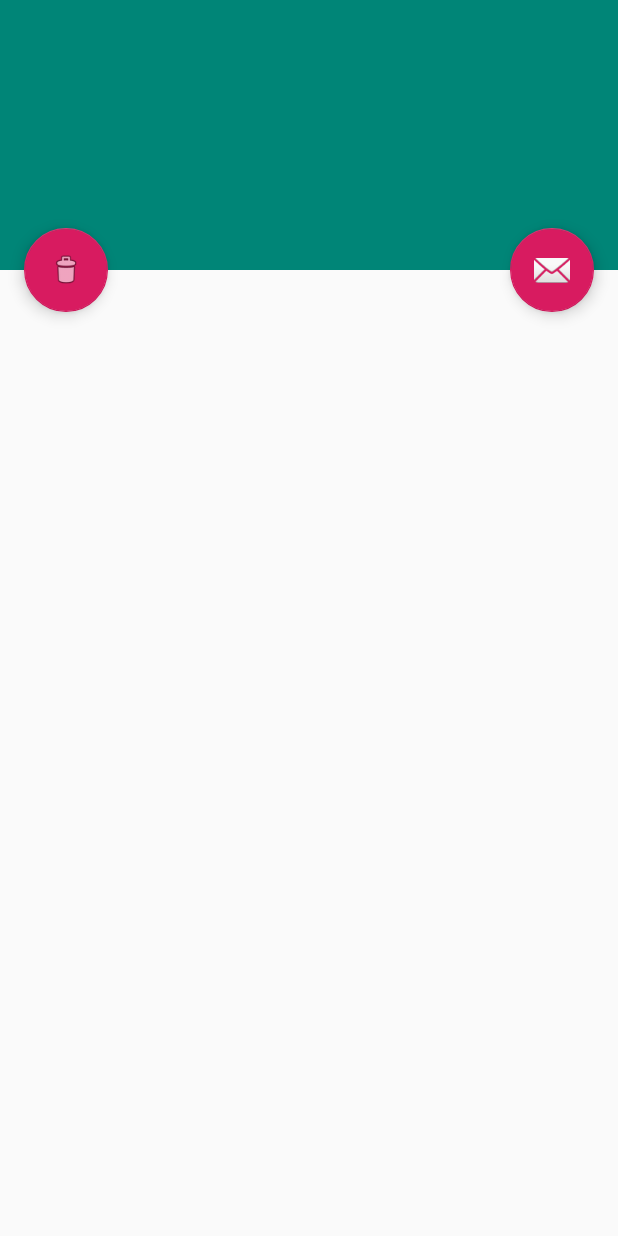
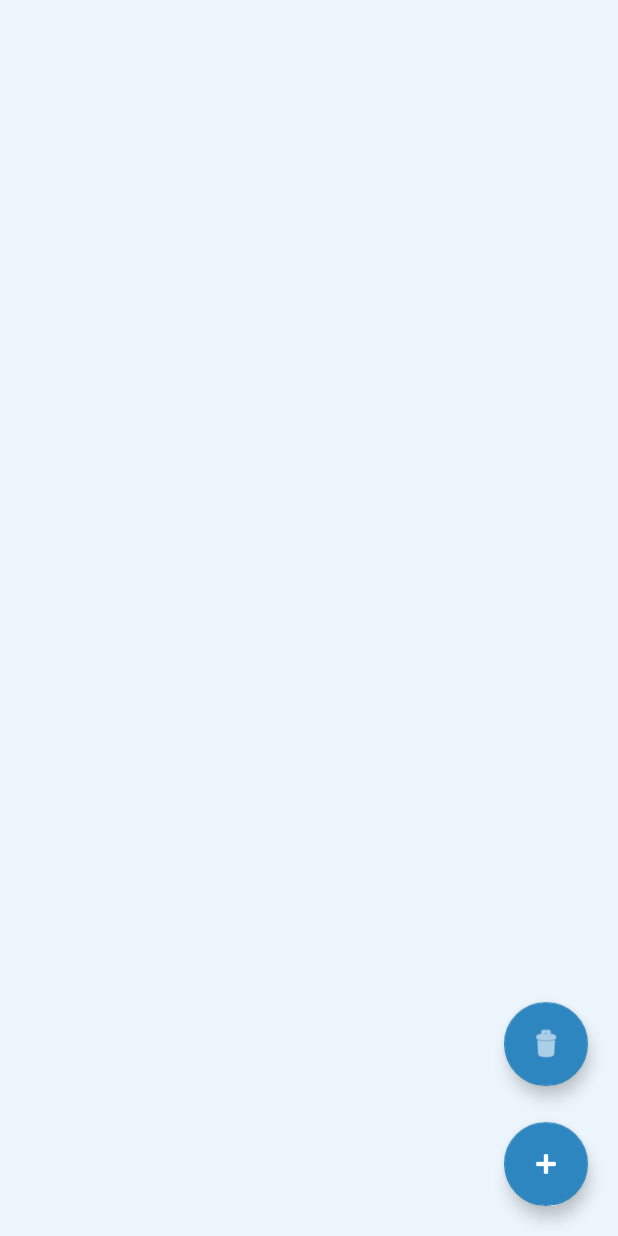
Before and after one commit to K-De-Castro/FlashCards, an Android app: the layout activity_main.xml on its own in the app's theme, with its tools: preview values and no code run, on a phone screen of 412 x 824 dp. Run offline under Robolectric (Android 15) with nearby library versions, the phone set to English and light mode, and no system bars.

Commit message:
updated the UI a little bit. I will start "study mode" soon.

```diff
--- a/app/src/main/java/us/ait/flashcards/adapter/GroupAdapter.kt
+++ b/app/src/main/java/us/ait/flashcards/adapter/GroupAdapter.kt
@@ -50,7 +50,7 @@ class GroupAdapter : RecyclerView.Adapter<GroupAdapter.ViewHolder>{
             // go to study activity
         }
 
-        holder.btnCards.setOnClickListener {
+        holder.itemView.setOnClickListener {
             var intentDetails = Intent()
 
             intentDetails.setClass(
--- a/app/src/main/java/us/ait/flashcards/data/GroupDao.kt
+++ b/app/src/main/java/us/ait/flashcards/data/GroupDao.kt
@@ -26,6 +26,9 @@ interface GroupDao {
     @Insert
     fun addCard(card: Card) : Long
 
+    @Delete
+    fun deleteCard(card: Card)
+
     @Query("DELETE FROM `Card` WHERE parentGroupId = :groupId")
     fun deleteCardsForGroup(groupId: Long)
 
--- a/app/src/main/res/layout/activity_main.xml
+++ b/app/src/main/res/layout/activity_main.xml
@@ -5,6 +5,7 @@
     android:layout_width="match_parent"
     android:layout_height="match_parent"
     android:fitsSystemWindows="true"
+    android:background="#EBF5FB"
     tools:context=".MainActivity">
 
     <com.google.android.material.appbar.AppBarLayout
@@ -12,13 +13,15 @@
         android:layout_width="match_parent"
         android:layout_height="@dimen/app_bar_height"
         android:fitsSystemWindows="true"
-        android:theme="@style/AppTheme.AppBarOverlay">
+        android:theme="@style/AppTheme.AppBarOverlay"
+        android:visibility="gone">
 
         <com.google.android.material.appbar.CollapsingToolbarLayout
             android:id="@+id/toolbar_layout"
             android:layout_width="match_parent"
             android:layout_height="match_parent"
             android:fitsSystemWindows="true"
+            android:visibility="visible"
             app:contentScrim="?attr/colorPrimary"
             app:layout_scrollFlags="scroll|exitUntilCollapsed"
             app:toolbarId="@+id/toolbar">
@@ -27,6 +30,7 @@
                 android:id="@+id/toolbar"
                 android:layout_width="match_parent"
                 android:layout_height="?attr/actionBarSize"
+                android:visibility="visible"
                 app:layout_collapseMode="pin"
                 app:popupTheme="@style/AppTheme.PopupOverlay" />
 
@@ -37,28 +41,38 @@
         android:id="@+id/recyclerTodo"
         android:layout_width="match_parent"
         android:layout_height="match_parent"
-        android:padding="20dp"
+        android:padding="40dp"
+        android:scrollbars="vertical"
         app:layoutManager="androidx.recyclerview.widget.LinearLayoutManager"
-        android:scrollbars="vertical"
-        app:layout_behavior="@string/appbar_scrolling_view_behavior"
-        />
+        app:layout_behavior="@string/appbar_scrolling_view_behavior" />
 
     <com.google.android.material.floatingactionbutton.FloatingActionButton
+        android:layout_alignParentBottom="true"
+        android:layout_alignParentEnd="true"
+        android:layout_alignParentRight="true"
+        android:layout_gravity="end|bottom"
         android:id="@+id/fab"
         android:layout_width="wrap_content"
+        app:backgroundTint="#2E86C1"
         android:layout_height="wrap_content"
-        android:layout_margin="@dimen/fab_margin"
-        app:layout_anchor="@id/app_bar"
-        app:layout_anchorGravity="bottom|end"
-        app:srcCompat="@android:drawable/ic_dialog_email" />
+        android:layout_margin="20dp"
+        android:tint="@android:color/white"
+        app:srcCompat="@android:drawable/ic_input_add" />
 
     <com.google.android.material.floatingactionbutton.FloatingActionButton
+        android:layout_alignParentBottom="true"
+        android:layout_alignParentEnd="true"
+        android:layout_alignParentRight="true"
+        android:layout_gravity="end|bottom"
         android:id="@+id/fabDeleteAll"
         android:layout_width="wrap_content"
         android:layout_height="wrap_content"
-        android:layout_margin="@dimen/fab_margin"
-        app:layout_anchor="@id/app_bar"
-        app:layout_anchorGravity="bottom|start"
+        app:backgroundTint="#2E86C1"
+        android:layout_marginEnd="20dp"
+        android:scaleType="fitCenter"
+        android:layout_marginRight="20dp"
+        android:layout_marginBottom="100dp"
+        android:tint="@android:color/white"
         app:srcCompat="@android:drawable/ic_menu_delete" />
 
 </androidx.coordinatorlayout.widget.CoordinatorLayout>
```
Also changed, not shown: app/src/main/java/us/ait/flashcards/CardDialog.kt (+5 -2 lines), app/src/main/java/us/ait/flashcards/MainActivity.kt (+8 -4 lines), app/src/main/java/us/ait/flashcards/adapter/CardAdapter.kt (+50 -11 lines), app/src/main/res/drawable/ic_cancel_black_24dp.xml (added, +9 -0 lines), app/src/main/res/drawable/ic_edit_black_24dp.xml (added, +9 -0 lines), app/src/main/res/layout/activity_cards.xml (+6 -4 lines), app/src/main/res/layout/card_row.xml (+49 -2 lines), app/src/main/res/layout/group_row.xml (+70 -22 lines).
